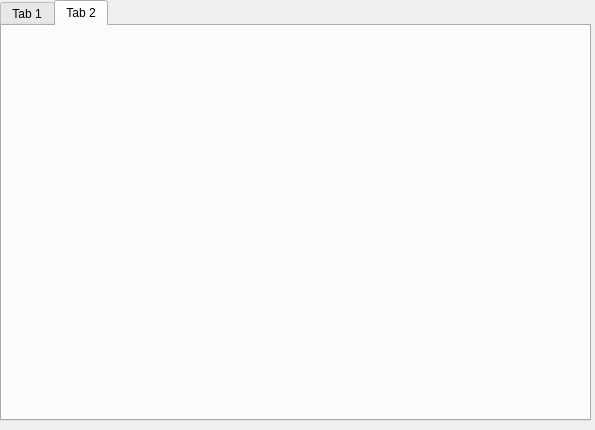
Above: timer.ui from Kirill-Elfimov/Timer_cube before the change. Below: the same form after it.
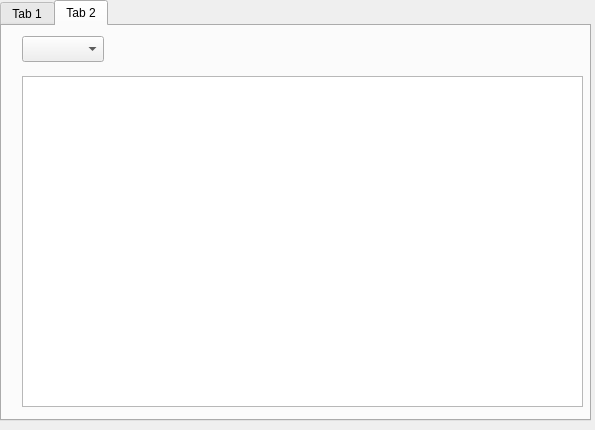
That is the form after the change. The open tabs and pages were chosen to show the change.

Commit message: Добавил таблицу со сборками

```diff
--- a/timer.ui
+++ b/timer.ui
@@ -119,6 +119,26 @@
     <attribute name="title">
      <string>Tab 2</string>
     </attribute>
+    <widget class="QTableView" name="tableView_times">
+     <property name="geometry">
+      <rect>
+       <x>20</x>
+       <y>50</y>
+       <width>561</width>
+       <height>331</height>
+      </rect>
+     </property>
+    </widget>
+    <widget class="QComboBox" name="choice_of_discipline_hist">
+     <property name="geometry">
+      <rect>
+       <x>20</x>
+       <y>10</y>
+       <width>82</width>
+       <height>26</height>
+      </rect>
+     </property>
+    </widget>
    </widget>
   </widget>
  </widget>
```
Left out of the diff: 2 changed lines with no effect on the pictures. The commit also changes 2 other files.
